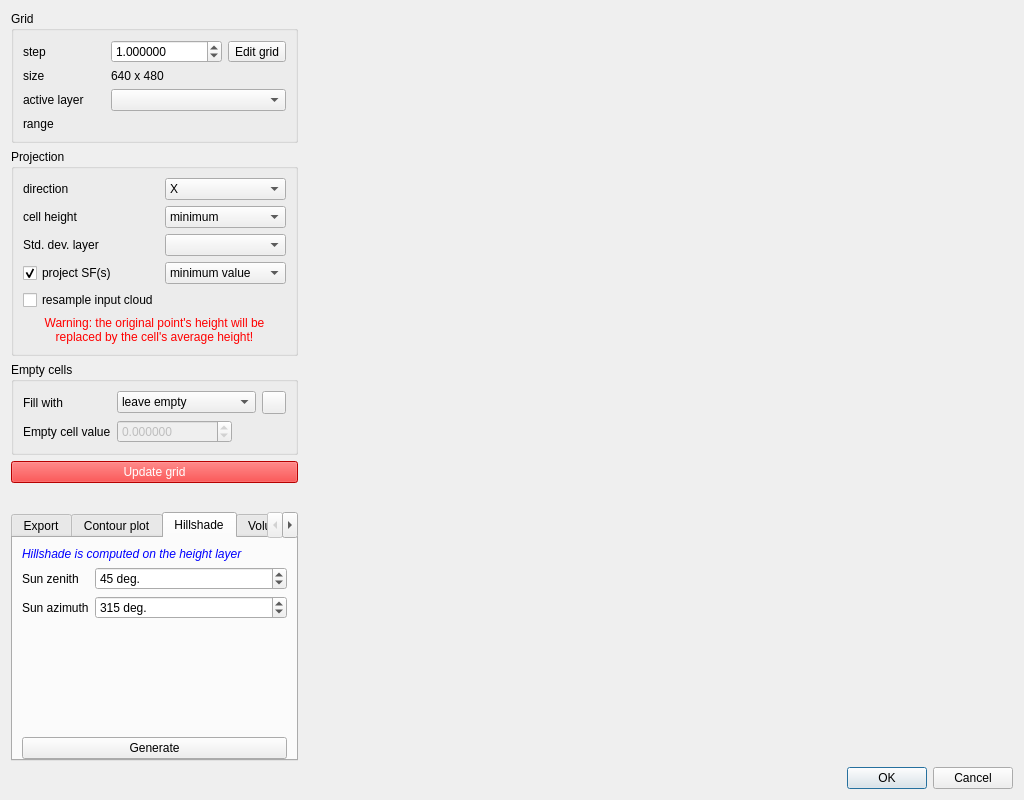
Before: the Qt Designer form qCC/ui_templates/rasterizeDlg.ui in CloudCompare/CloudCompare, drawn with Qt 5.
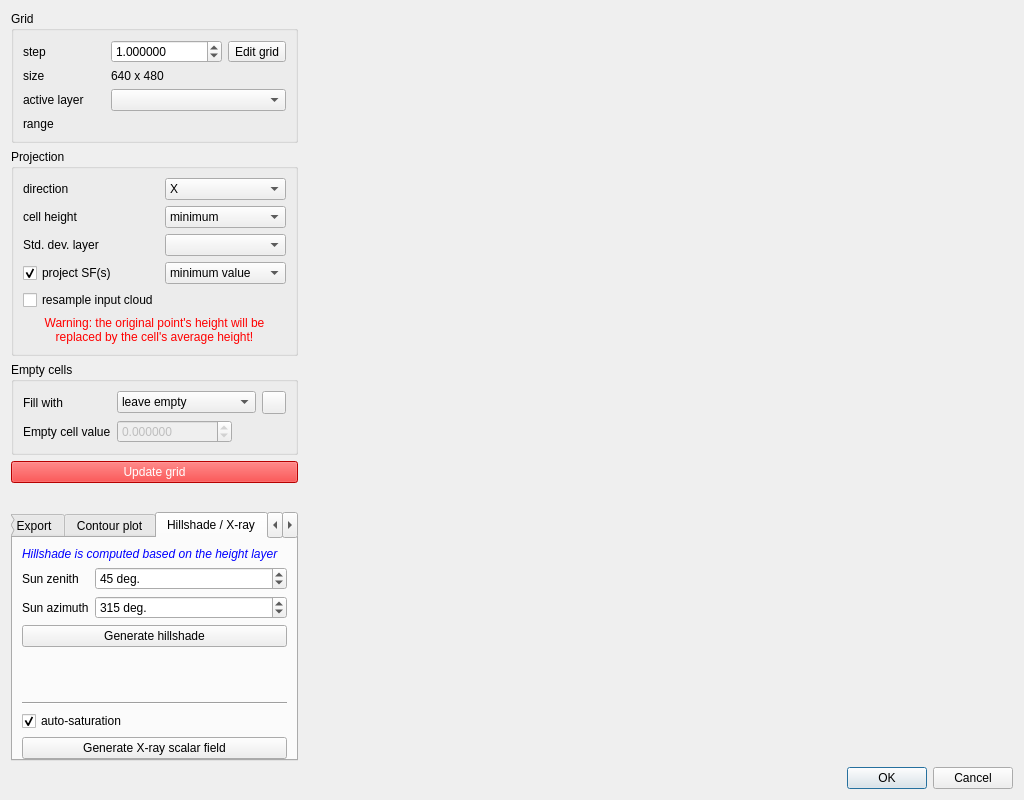
After: the same form once the commit is applied. The open tabs and pages were chosen to show the change. Icons and pictures are not drawn.

Commit message: Rasterize tool: new 'X-ray' field calculation tool

Diff of the .ui file:
```diff
--- a/qCC/ui_templates/rasterizeDlg.ui
+++ b/qCC/ui_templates/rasterizeDlg.ui
@@ -981,7 +981,7 @@
           </widget>
           <widget class="QWidget" name="hillshadeTab">
            <attribute name="title">
-            <string>Hillshade</string>
+            <string>Hillshade / X-ray</string>
            </attribute>
            <layout class="QVBoxLayout" name="verticalLayout_5">
             <property name="bottomMargin">
@@ -998,7 +998,7 @@
                <string notr="true">color: blue;</string>
               </property>
               <property name="text">
-               <string>Hillshade is computed on the height layer</string>
+               <string>Hillshade is computed based on the height layer</string>
               </property>
              </widget>
             </item>
@@ -1059,7 +1059,14 @@
              </layout>
             </item>
             <item>
-             <spacer name="verticalSpacer_3">
+             <widget class="QPushButton" name="generateHillshadePushButton">
+              <property name="text">
+               <string>Generate hillshade</string>
+              </property>
+             </widget>
+            </item>
+            <item>
+             <spacer name="verticalSpacer">
               <property name="orientation">
                <enum>Qt::Vertical</enum>
               </property>
@@ -1072,9 +1079,29 @@
              </spacer>
             </item>
             <item>
-             <widget class="QPushButton" name="generateHillshadePushButton">
+             <widget class="Line" name="line_2">
+              <property name="orientation">
+               <enum>Qt::Horizontal</enum>
+              </property>
+             </widget>
+            </item>
+            <item>
+             <widget class="QCheckBox" name="xRayAutoSaturationCheckBox">
+              <property name="toolTip">
+               <string>Automatically cap the max value to enhance contrast</string>
+              </property>
               <property name="text">
-               <string>Generate</string>
+               <string>auto-saturation</string>
+              </property>
+              <property name="checked">
+               <bool>true</bool>
+              </property>
+             </widget>
+            </item>
+            <item>
+             <widget class="QPushButton" name="xrayPushButton">
+              <property name="text">
+               <string>Generate X-ray scalar field</string>
               </property>
              </widget>
             </item>
```
The commit also changes 4 other files.
